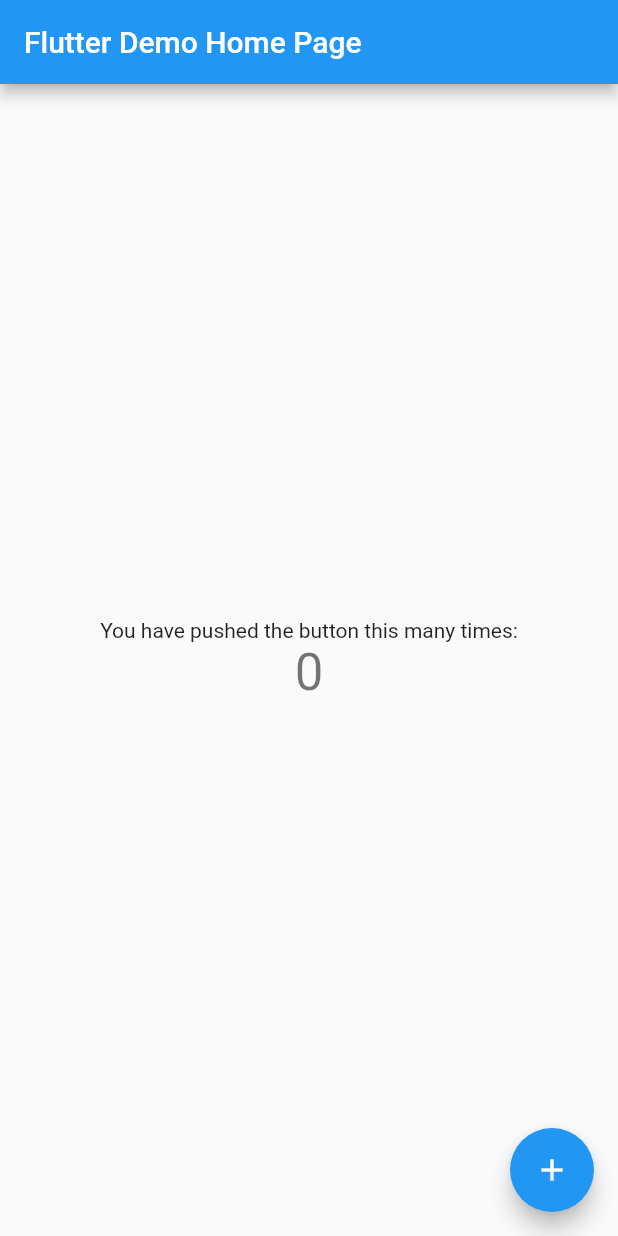
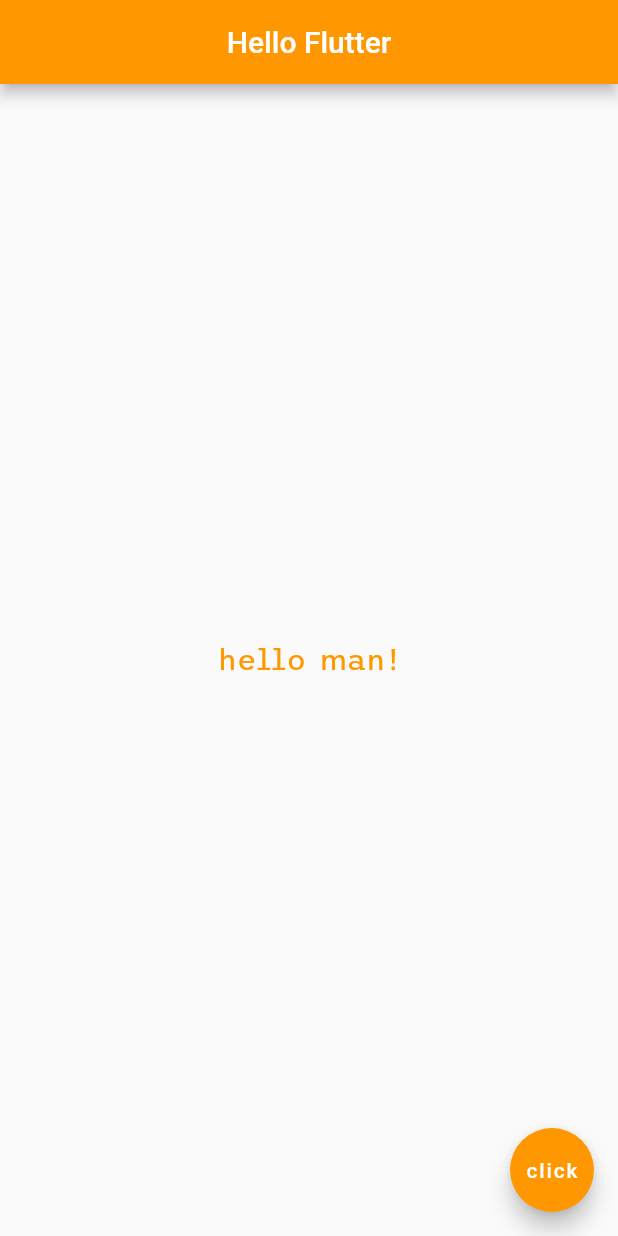
Before and after one commit to Yousuf7075/hello_flutter, a Flutter app: the screen it shows after launch, on a phone screen of 412 x 824 dp. Run offline on Flutter 3.47's test engine with Material 2 defaults, Android fonts, the phone set to English and light mode, and no system bars.

Commit message:
basic text

```diff
--- a/lib/main.dart
+++ b/lib/main.dart
@@ -1,117 +1,34 @@
+
 import 'package:flutter/material.dart';
 
-void main() {
-  runApp(MyApp());
-}
+void main() => runApp(MaterialApp(
+  home: Home()
+));
 
-class MyApp extends StatelessWidget {
-  // This widget is the root of your application.
+class Home extends StatelessWidget{
   @override
   Widget build(BuildContext context) {
-    return MaterialApp(
-      title: 'Flutter Demo',
-      theme: ThemeData(
-        // This is the theme of your application.
-        //
-        // Try running your application with "flutter run". You'll see the
-        // application has a blue toolbar. Then, without quitting the app, try
-        // changing the primarySwatch below to Colors.green and then invoke
-        // "hot reload" (press "r" in the console where you ran "flutter run",
-        // or simply save your changes to "hot reload" in a Flutter IDE).
-        // Notice that the counter didn't reset back to zero; the application
-        // is not restarted.
-        primarySwatch: Colors.blue,
-        // This makes the visual density adapt to the platform that you run
-        // the app on. For desktop platforms, the controls will be smaller and
-        // closer together (more dense) than on mobile platforms.
-        visualDensity: VisualDensity.adaptivePlatformDensity,
+    return Scaffold(
+      appBar: AppBar(
+        title: Text("Hello Flutter"),
+        centerTitle: true,
+        backgroundColor: Colors.orange,
       ),
-      home: MyHomePage(title: 'Flutter Demo Home Page'),
+      body: Center(
+        child: Text(
+          "hello man!",
+          style: TextStyle(
+              fontSize: 20,
+              color: Colors.orange,
+              fontFamily: "Trispace"
+          ),
+        ),
+      ),
+      floatingActionButton: FloatingActionButton(
+        child: Text("click"),
+        backgroundColor: Colors.orange,
+        onPressed: () {  },
+      ),
     );
   }
 }
-
-class MyHomePage extends StatefulWidget {
-  MyHomePage({Key key, this.title}) : super(key: key);
-
-  // This widget is the home page of your application. It is stateful, meaning
-  // that it has a State object (defined below) that contains fields that affect
-  // how it looks.
-
-  // This class is the configuration for the state. It holds the values (in this
-  // case the title) provided by the parent (in this case the App widget) and
-  // used by the build method of the State. Fields in a Widget subclass are
-  // always marked "final".
-
-  final String title;
-
-  @override
-  _MyHomePageState createState() => _MyHomePageState();
-}
-
-class _MyHomePageState extends State<MyHomePage> {
-  int _counter = 0;
-
-  void _incrementCounter() {
-    setState(() {
-      // This call to setState tells the Flutter framework that something has
-      // changed in this State, which causes it to rerun the build method below
-      // so that the display can reflect the updated values. If we changed
-      // _counter without calling setState(), then the build method would not be
-      // called again, and so nothing would appear to happen.
-      _counter++;
-    });
-  }
-
-  @override
-  Widget build(BuildContext context) {
-    // This method is rerun every time setState is called, for instance as done
-    // by the _incrementCounter method above.
-    //
-    // The Flutter framework has been optimized to make rerunning build methods
-    // fast, so that you can just rebuild anything that needs updating rather
-    // than having to individually change instances of widgets.
-    return Scaffold(
-      appBar: AppBar(
-        // Here we take the value from the MyHomePage object that was created by
-        // the App.build method, and use it to set our appbar title.
-        title: Text(widget.title),
-      ),
-      body: Center(
-        // Center is a layout widget. It takes a single child and positions it
-        // in the middle of the parent.
-        child: Column(
-          // Column is also a layout widget. It takes a list of children and
-          // arranges them vertically. By default, it sizes itself to fit its
-          // children horizontally, and tries to be as tall as its parent.
-          //
-          // Invoke "debug painting" (press "p" in the console, choose the
-          // "Toggle Debug Paint" action from the Flutter Inspector in Android
-          // Studio, or the "Toggle Debug Paint" command in Visual Studio Code)
-          // to see the wireframe for each widget.
-          //
-          // Column has various properties to control how it sizes itself and
-          // how it positions its children. Here we use mainAxisAlignment to
-          // center the children vertically; the main axis here is the vertical
-          // axis because Columns are vertical (the cross axis would be
-          // horizontal).
-          mainAxisAlignment: MainAxisAlignment.center,
-          children: <Widget>[
-            Text(
-              'You have pushed the button this many times:',
-            ),
-            Text(
-              '$_counter',
-              style: Theme.of(context).textTheme.headline4,
-            ),
-          ],
-        ),
-      ),
-      floatingActionButton: FloatingActionButton(
-        onPressed: _incrementCounter,
-        tooltip: 'Increment',
-        child: Icon(Icons.add),
-      ), // This trailing comma makes auto-formatting nicer for build methods.
-    );
-  }
-}
```
Also changed, not shown: pubspec.yaml (+4 -11 lines), fonts/Trispace-Regular.ttf (added), 1 other file.
